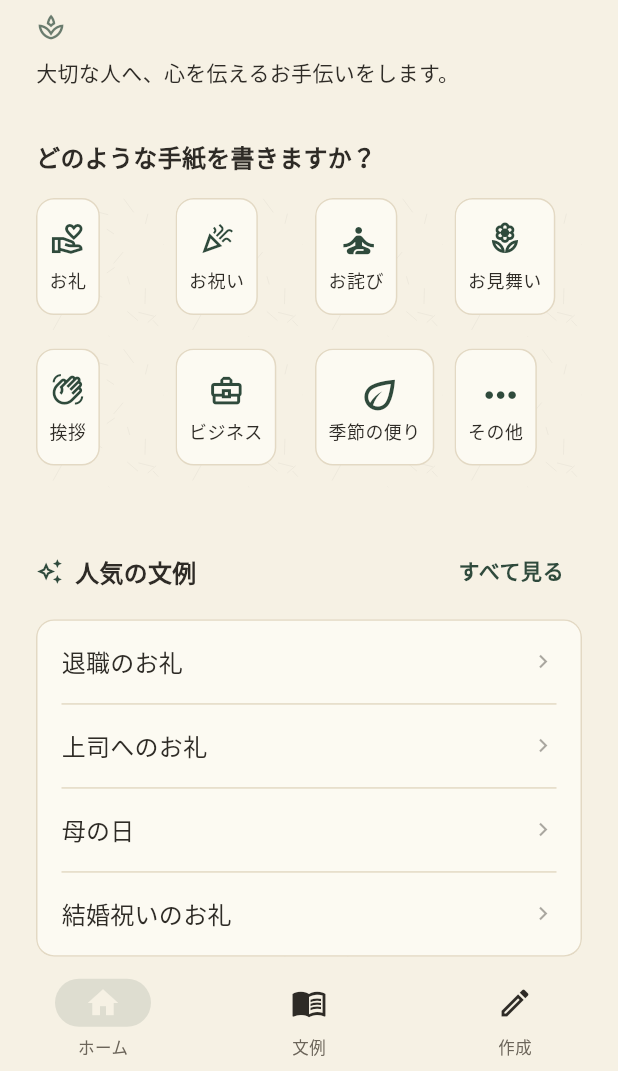
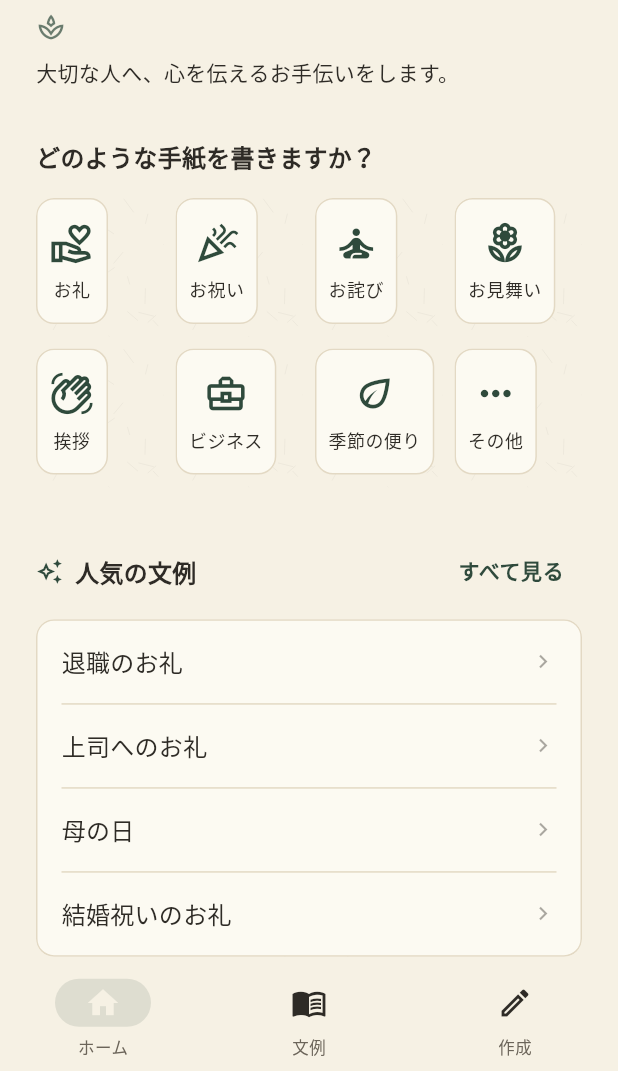
Before and after one commit to TakuyaShiobara/letter.app, a Flutter app: the screen it shows after launch, on a phone screen of 412 x 824 dp, the part 165-1236 px from its top. Run offline on Flutter 3.47's test engine with Material 3 defaults, Android fonts, the phone set to English and light mode, and no system bars; Roboto replaces fonts that are missing (NotoSerifJP).

Commit message:
Use a flat 30px icon size on the home screen instead of per-icon scaling (#8)
Reverts the measured per-glyph scale factors in favor of a single
uniform size, per request. Note: verified against a rendered
screenshot that this does not equalize visual width (glyph widths
measured 19-27px, more varied than the 17-19px the scaled version
produced) because Material Icons glyphs don't share the same ink
bounding box within their em-square at a given size.

Co-authored-by: Claude <noreply@anthropic.com>

```diff
--- a/lib/models/letter_category.dart
+++ b/lib/models/letter_category.dart
@@ -34,29 +34,4 @@ enum LetterCategory {
     LetterCategory.seasonal => Icons.eco_outlined,
     LetterCategory.other => Icons.more_horiz_outlined,
   };
-
-  /// Material's outlined glyphs don't share a common optical size within
-  /// their em-square — e.g. waving_hand's ink spans 470/512 units while
-  /// eco's spans only 342/512 — so rendered at one fixed `size`, some read
-  /// noticeably wider than others.
-  ///
-  /// These factors were computed from the actual glyph bounding boxes in
-  /// MaterialIcons-Regular.otf (via fontTools), normalizing every icon's
-  /// larger dimension (max of glyph width/height) to a common target:
-  ///   gratitude   448×437   celebration 459×438   apology 384×342
-  ///   sympathy    384×448   greeting    470×470   business 426×384
-  ///   seasonal    342×342   other       342×86
-  /// (Width alone isn't used as the target because sympathy's glyph is
-  /// taller than it is wide — matching only width would blow up its height
-  /// and clip it inside the tile.) Recompute if [icon] changes.
-  double get iconSizeScale => switch (this) {
-    LetterCategory.gratitude => 0.971,
-    LetterCategory.celebration => 0.948,
-    LetterCategory.apology => 1.133,
-    LetterCategory.sympathy => 0.971,
-    LetterCategory.greeting => 0.926,
-    LetterCategory.business => 1.022,
-    LetterCategory.seasonal => 1.273,
-    LetterCategory.other => 1.273,
-  };
 }
--- a/lib/widgets/category_tile.dart
+++ b/lib/widgets/category_tile.dart
@@ -21,12 +21,12 @@ class CategoryTile extends StatelessWidget {
         mainAxisSize: MainAxisSize.min,
         children: [
           SizedBox(
-            width: 24,
-            height: 24,
+            width: 30,
+            height: 30,
             child: Center(
               child: Icon(
                 category.icon,
-                size: 24 * category.iconSizeScale,
+                size: 30,
                 color: theme.colorScheme.primary,
               ),
             ),
--- a/lib/widgets/sample_list_tile.dart
+++ b/lib/widgets/sample_list_tile.dart
@@ -29,7 +29,7 @@ class SampleListTile extends StatelessWidget {
             ),
             child: Icon(
               sample.category.icon,
-              size: 20 * sample.category.iconSizeScale,
+              size: 20,
               color: theme.colorScheme.primary,
             ),
           ),
```
